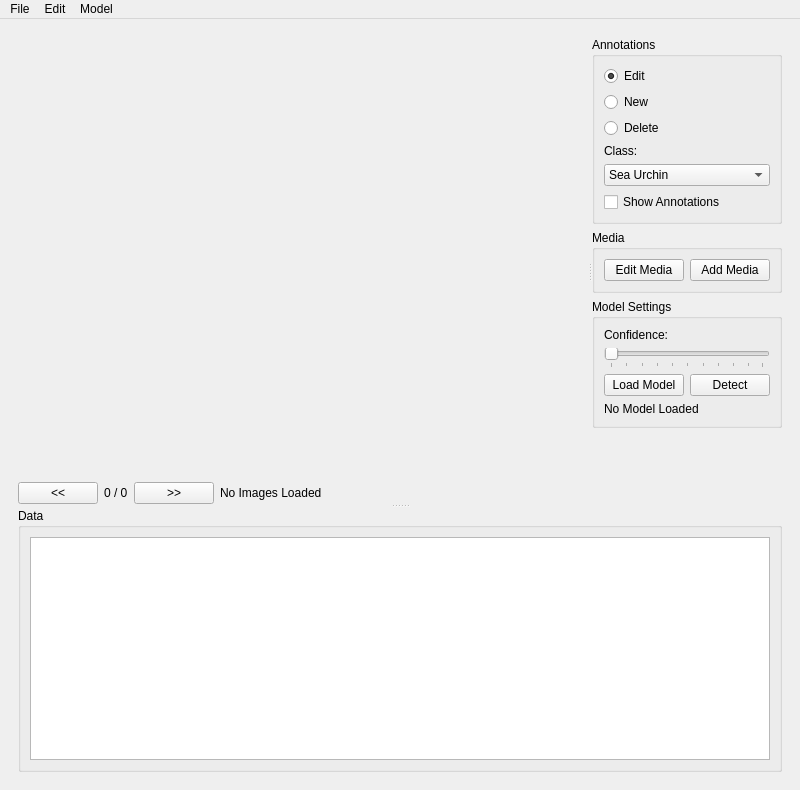
The window that mainwindow.ui (OceanEye-Project/OceanEye-QT) describes before a commit, drawn with Qt 5.
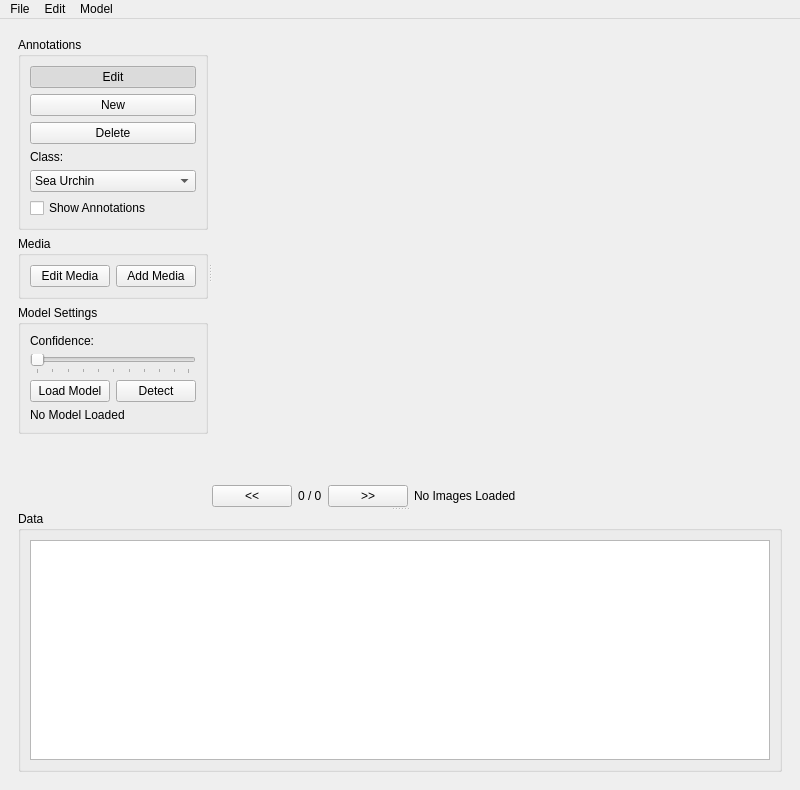
The same window after the commit.

```diff
--- a/mainwindow.ui
+++ b/mainwindow.ui
@@ -75,97 +75,6 @@
              <property name="orientation">
               <enum>Qt::Horizontal</enum>
              </property>
-             <widget class="QWidget" name="widget_3" native="true">
-              <property name="sizePolicy">
-               <sizepolicy hsizetype="Preferred" vsizetype="Preferred">
-                <horstretch>1</horstretch>
-                <verstretch>1</verstretch>
-               </sizepolicy>
-              </property>
-              <layout class="QVBoxLayout" name="verticalLayout_3">
-               <property name="leftMargin">
-                <number>0</number>
-               </property>
-               <property name="topMargin">
-                <number>0</number>
-               </property>
-               <property name="rightMargin">
-                <number>0</number>
-               </property>
-               <property name="bottomMargin">
-                <number>0</number>
-               </property>
-               <item>
-                <widget class="QWidget" name="mainImageContainer" native="true">
-                 <property name="sizePolicy">
-                  <sizepolicy hsizetype="Preferred" vsizetype="Preferred">
-                   <horstretch>1</horstretch>
-                   <verstretch>1</verstretch>
-                  </sizepolicy>
-                 </property>
-                </widget>
-               </item>
-               <item>
-                <widget class="QWidget" name="widget_5" native="true">
-                 <layout class="QHBoxLayout" name="horizontalLayout_6">
-                  <property name="leftMargin">
-                   <number>0</number>
-                  </property>
-                  <property name="topMargin">
-                   <number>0</number>
-                  </property>
-                  <property name="rightMargin">
-                   <number>0</number>
-                  </property>
-                  <property name="bottomMargin">
-                   <number>0</number>
-                  </property>
-                  <item>
-                   <widget class="QPushButton" name="imgPrevBtn">
-                    <property name="text">
-                     <string>&lt;&lt;</string>
-                    </property>
-                   </widget>
-                  </item>
-                  <item>
-                   <widget class="QLabel" name="imgCountLabel">
-                    <property name="text">
-                     <string>0 / 0</string>
-                    </property>
-                   </widget>
-                  </item>
-                  <item>
-                   <widget class="QPushButton" name="imgNextBtn">
-                    <property name="text">
-                     <string>&gt;&gt;</string>
-                    </property>
-                   </widget>
-                  </item>
-                  <item>
-                   <widget class="QLabel" name="imgPathLabel">
-                    <property name="text">
-                     <string>No Images Loaded</string>
-                    </property>
-                   </widget>
-                  </item>
-                  <item>
-                   <spacer name="horizontalSpacer">
-                    <property name="orientation">
-                     <enum>Qt::Horizontal</enum>
-                    </property>
-                    <property name="sizeHint" stdset="0">
-                     <size>
-                      <width>40</width>
-                      <height>20</height>
-                     </size>
-                    </property>
-                   </spacer>
-                  </item>
-                 </layout>
-                </widget>
-               </item>
-              </layout>
-             </widget>
              <widget class="QWidget" name="widget_4" native="true">
               <layout class="QVBoxLayout" name="verticalLayout_4">
                <item>
@@ -175,27 +84,42 @@
                  </property>
                  <layout class="QVBoxLayout" name="verticalLayout_6">
                   <item>
-                   <widget class="QRadioButton" name="annotationEditRadio">
+                   <widget class="QPushButton" name="pushButton_3">
                     <property name="text">
                      <string>Edit</string>
                     </property>
+                    <property name="checkable">
+                     <bool>true</bool>
+                    </property>
                     <property name="checked">
                      <bool>true</bool>
                     </property>
                    </widget>
                   </item>
                   <item>
-                   <widget class="QRadioButton" name="annotationNewRadio">
+                   <widget class="QPushButton" name="pushButton_2">
                     <property name="text">
                      <string>New</string>
                     </property>
+                    <property name="checkable">
+                     <bool>true</bool>
+                    </property>
+                    <property name="autoExclusive">
+                     <bool>true</bool>
+                    </property>
                    </widget>
                   </item>
                   <item>
-                   <widget class="QRadioButton" name="annotationDeleteRadio">
+                   <widget class="QPushButton" name="pushButton">
                     <property name="text">
                      <string>Delete</string>
                     </property>
+                    <property name="checkable">
+                     <bool>true</bool>
+                    </property>
+                    <property name="autoExclusive">
+                     <bool>true</bool>
+                    </property>
                    </widget>
                   </item>
                   <item>
@@ -341,6 +265,97 @@
                </item>
               </layout>
              </widget>
+             <widget class="QWidget" name="widget_3" native="true">
+              <property name="sizePolicy">
+               <sizepolicy hsizetype="Preferred" vsizetype="Preferred">
+                <horstretch>1</horstretch>
+                <verstretch>1</verstretch>
+               </sizepolicy>
+              </property>
+              <layout class="QVBoxLayout" name="verticalLayout_3">
+               <property name="leftMargin">
+                <number>0</number>
+               </property>
+               <property name="topMargin">
+                <number>0</number>
+               </property>
+               <property name="rightMargin">
+                <number>0</number>
+               </property>
+               <property name="bottomMargin">
+                <number>0</number>
+               </property>
+               <item>
+                <widget class="QWidget" name="mainImageContainer" native="true">
+                 <property name="sizePolicy">
+                  <sizepolicy hsizetype="Preferred" vsizetype="Preferred">
+                   <horstretch>1</horstretch>
+                   <verstretch>1</verstretch>
+                  </sizepolicy>
+                 </property>
+                </widget>
+               </item>
+               <item>
+                <widget class="QWidget" name="widget_5" native="true">
+                 <layout class="QHBoxLayout" name="horizontalLayout_6">
+                  <property name="leftMargin">
+                   <number>0</number>
+                  </property>
+                  <property name="topMargin">
+                   <number>0</number>
+                  </property>
+                  <property name="rightMargin">
+                   <number>0</number>
+                  </property>
+                  <property name="bottomMargin">
+                   <number>0</number>
+                  </property>
+                  <item>
+                   <widget class="QPushButton" name="imgPrevBtn">
+                    <property name="text">
+                     <string>&lt;&lt;</string>
+                    </property>
+                   </widget>
+                  </item>
+                  <item>
+                   <widget class="QLabel" name="imgCountLabel">
+                    <property name="text">
+                     <string>0 / 0</string>
+                    </property>
+                   </widget>
+                  </item>
+                  <item>
+                   <widget class="QPushButton" name="imgNextBtn">
+                    <property name="text">
+                     <string>&gt;&gt;</string>
+                    </property>
+                   </widget>
+                  </item>
+                  <item>
+                   <widget class="QLabel" name="imgPathLabel">
+                    <property name="text">
+                     <string>No Images Loaded</string>
+                    </property>
+                   </widget>
+                  </item>
+                  <item>
+                   <spacer name="horizontalSpacer">
+                    <property name="orientation">
+                     <enum>Qt::Horizontal</enum>
+                    </property>
+                    <property name="sizeHint" stdset="0">
+                     <size>
+                      <width>40</width>
+                      <height>20</height>
+                     </size>
+                    </property>
+                   </spacer>
+                  </item>
+                 </layout>
+                </widget>
+               </item>
+              </layout>
+             </widget>
             </widget>
            </item>
           </layout>
```
Left out of the diff: 3 changed lines with no effect on the pictures.
